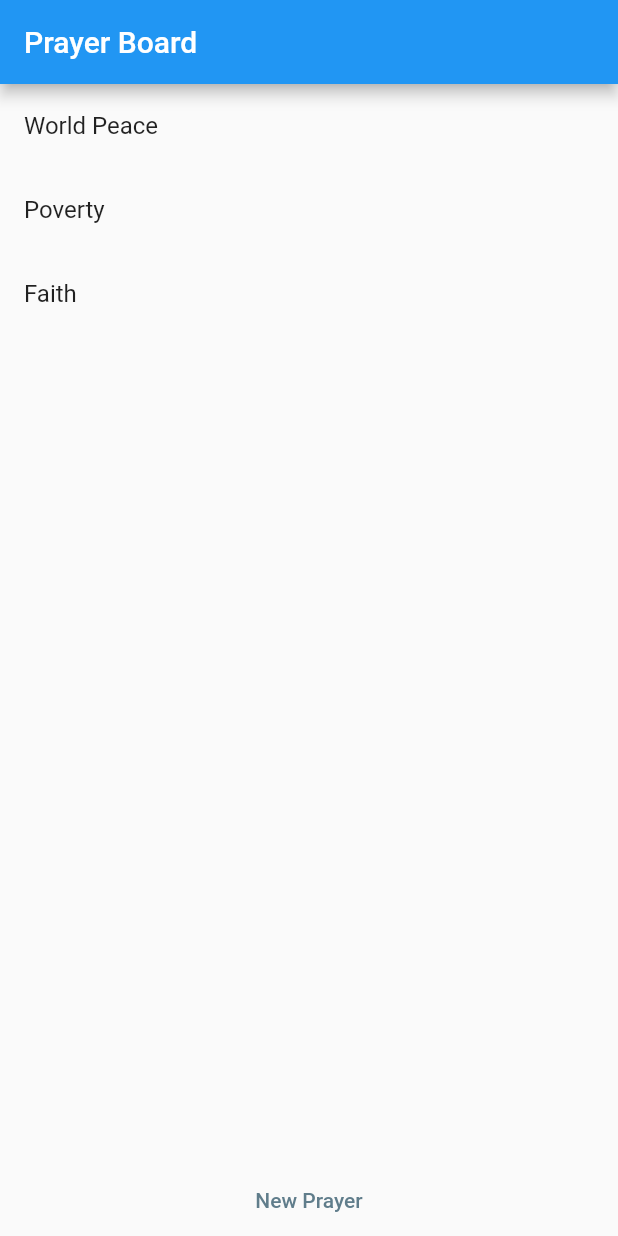
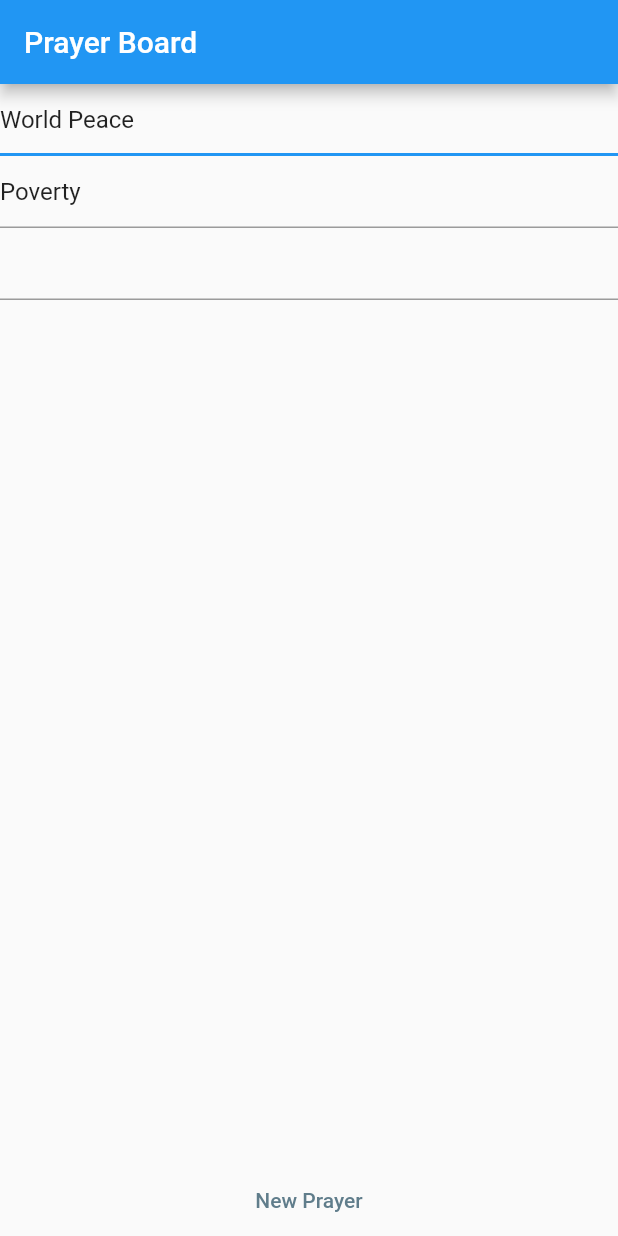
Before and after one commit to pausabe/prayer-board, a Flutter app: the screen it shows after launch, after a tap on "New Prayer", on a phone screen of 412 x 824 dp. Run offline on Flutter 3.47's test engine with Material 2 defaults, Android fonts, the light colour scheme and no system bars.

Commit message:
Changing the prayers from text to text fields

```diff
--- a/lib/controllers/home_page/home_page_controller.dart
+++ b/lib/controllers/home_page/home_page_controller.dart
@@ -2,19 +2,23 @@
 import '../base_controller.dart';
 
 class HomePageController extends BaseController {
-  Future<void> refreshUserPrayers() async {
-    print("refreshUserPrayers");
+  Future<void> refreshUserPrayers() async{
     List<Prayer> prayers = await userService.getPrayers();
     userProvider.userPrayers = prayers;
   }
 
-  void openPrayerEditor(){
-    // TODO: implement correctly opening an editor
+  void createEmptyPrayer() {
+    addEmptyPrayer();
+    //TODO: focusToNewPrayer();
+  }
 
+  // Returns the new prayer index in the prayer list
+  int addEmptyPrayer() {
     var currentPrayers = userProvider.userPrayers;
     var newPrayer = Prayer();
-    newPrayer.description = "Faith";
+    newPrayer.description = "";
     currentPrayers.add(newPrayer);
     userProvider.userPrayers = currentPrayers;
+    return currentPrayers.length - 1;
   }
 }
--- a/lib/views/pages/home_page/footer.dart
+++ b/lib/views/pages/home_page/footer.dart
@@ -10,8 +10,8 @@
       style: TextButton.styleFrom(
         primary: Colors.blueGrey,
       ),
-      onPressed: () => HomePageController().openPrayerEditor(),
-      child: const Text('New Prayer'),
+      onPressed: () => HomePageController().createEmptyPrayer(),
+      child: const Text('New Prayer'), // TODO: language system
     );
   }
 }
--- /dev/null
+++ b/lib/views/pages/home_page/prayer_item_list.dart
@@ -0,0 +1,21 @@
+import 'package:flutter/material.dart';
+import '../../../models/prayer.dart';
+
+class PrayerItemList extends StatelessWidget {
+  const PrayerItemList({Key? key, required this.prayer}) : super(key: key);
+  final Prayer prayer;
+
+  // TODO: save the edited content by user
+
+  @override
+  Widget build(BuildContext context) {
+    TextEditingController textFieldController = TextEditingController();
+    textFieldController.text = prayer.description;
+    return TextField(
+      keyboardType: TextInputType.text,
+      autofocus: true,
+      textInputAction: TextInputAction.done,
+      controller: textFieldController,
+    );
+  }
+}
--- a/lib/views/pages/home_page/prayer_list.dart
+++ b/lib/views/pages/home_page/prayer_list.dart
@@ -1,4 +1,5 @@
 import 'package:flutter/material.dart';
+import 'package:prayerboard/views/pages/home_page/prayer_item_list.dart';
 import '../../../models/prayer.dart';
 
 class PrayerList extends StatelessWidget {
@@ -10,10 +11,7 @@
     return ListView.builder(
       itemCount: prayers.length,
       itemBuilder: (context, index) {
-        final prayerDescription = Text(prayers[index].description);
-        return ListTile(
-            title: prayerDescription
-        );
+        return PrayerItemList(prayer: prayers[index]);
       },
     );
   }
```
